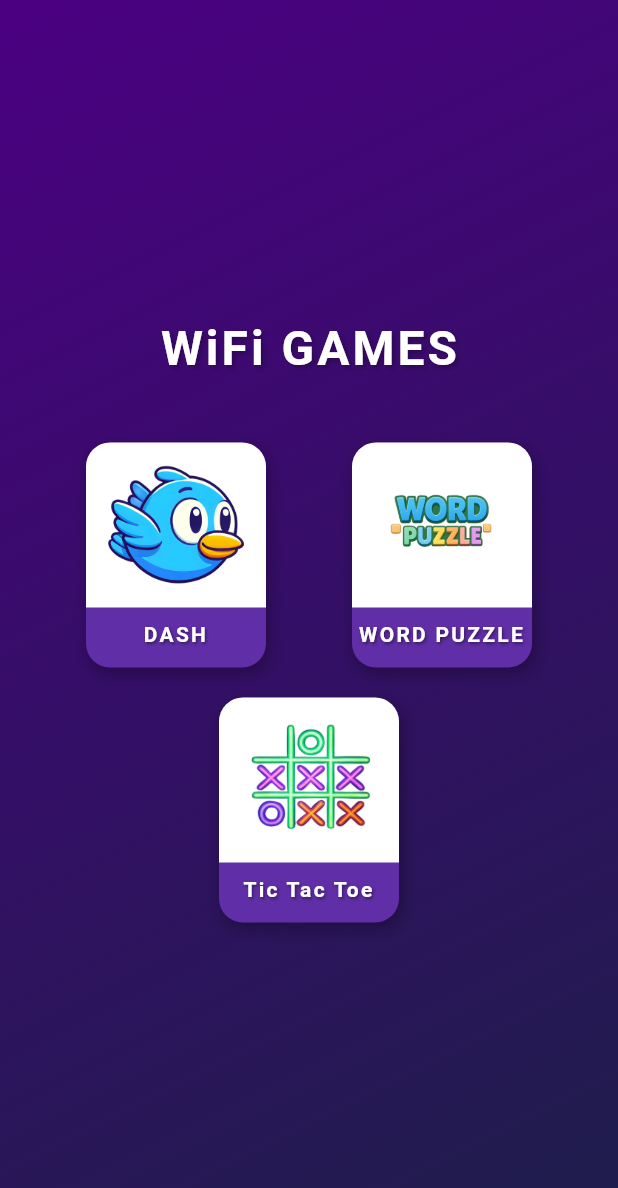
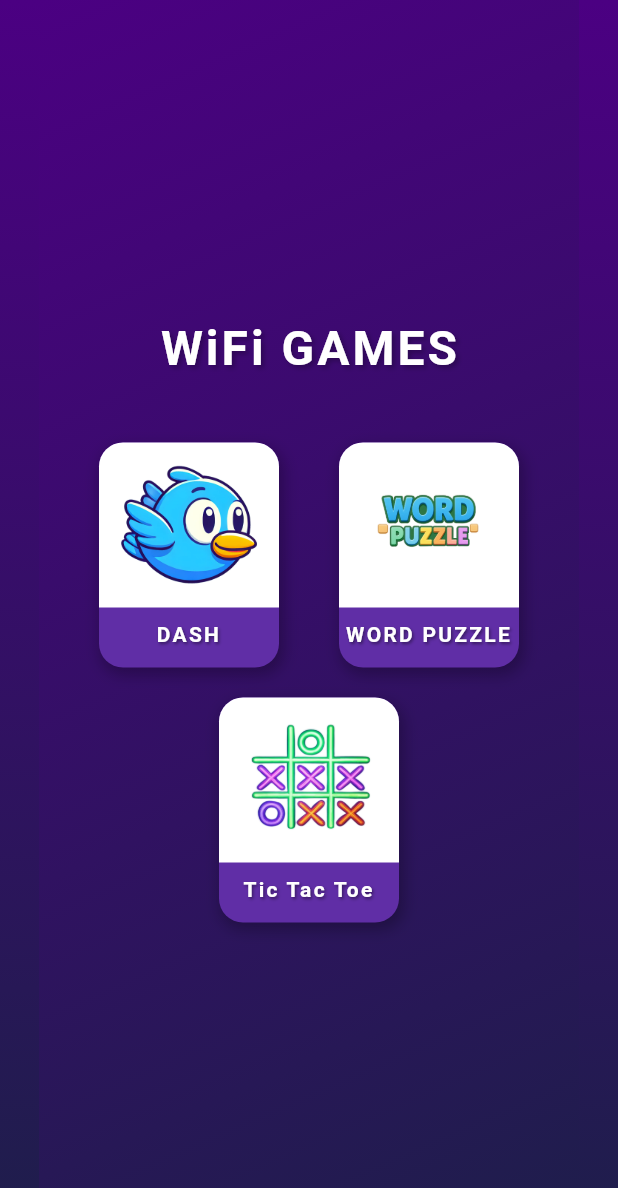
Before and after one commit to YashcWebearl/my_game, a Flutter app: the screen it shows after launch, on a phone screen of 412 x 824 dp. Shown: the top 1188 px of the screen. Run offline on Flutter 3.47's test engine with Material 3 defaults, Android fonts, the phone set to English and light mode, and no system bars.

Commit message:
Done width'

```diff
--- a/lib/View/home_page.dart
+++ b/lib/View/home_page.dart
@@ -30,7 +30,22 @@ class HomePage extends StatelessWidget {
   @override
   Widget build(BuildContext context) {
     return Scaffold(
+
       body: Container(
+        decoration: const BoxDecoration(
+          gradient: LinearGradient(
+            begin: Alignment.topCenter,
+            end: Alignment.bottomCenter,
+            colors: [
+              Color(0xFF4B0082), // Indigo
+              Color(0xFF1E1E4B), // Darker purple-blue
+            ],
+          ),
+        ),
+        child: Center(
+          child: Container(
+            width: 360,
+            height: double.infinity,
             decoration: const BoxDecoration(
               gradient: LinearGradient(
                 begin: Alignment.topLeft,
@@ -92,6 +107,8 @@ class HomePage extends StatelessWidget {
                     ],
                   ),
                 ],
+              ),
+            ),
           ),
         ),
       ),
```
Lines whose indentation alone changed are shown as unchanged.
